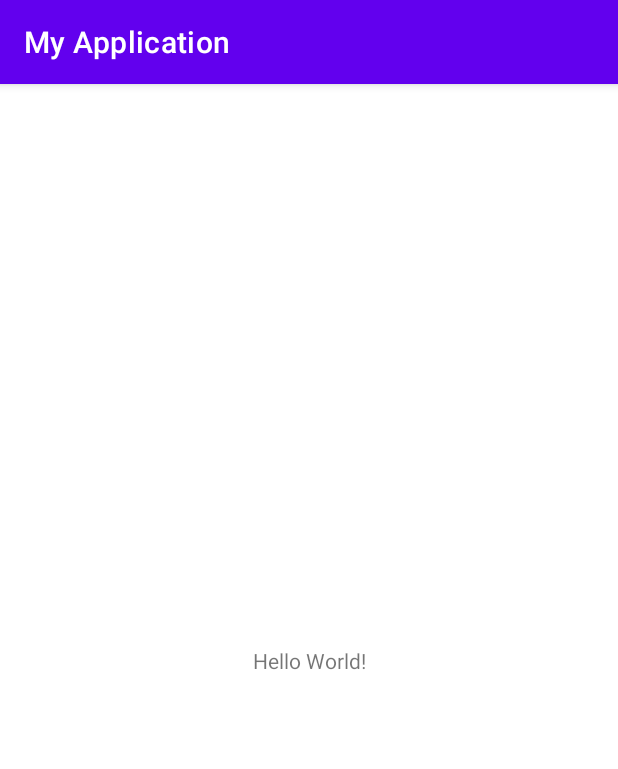
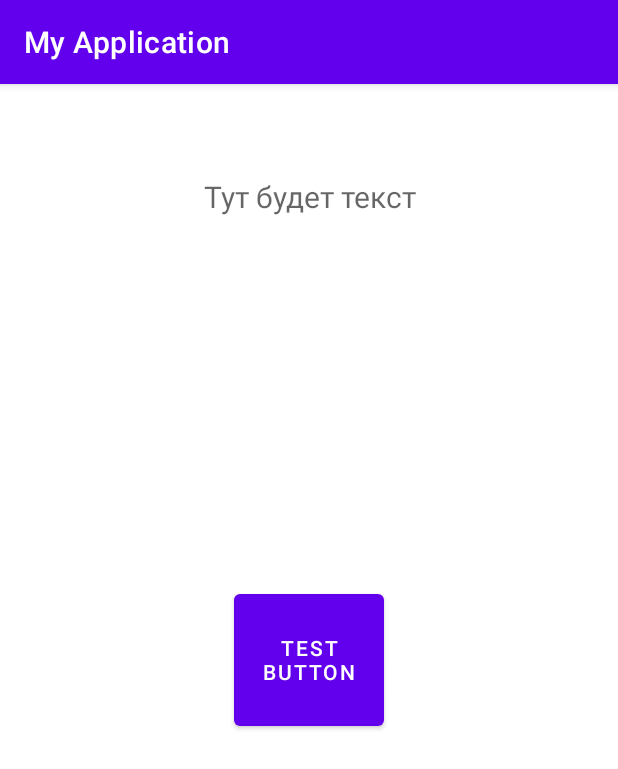
Before and after one commit to Nikita0093/Kotlin_lesson_1, an Android app: the screen it shows after launch (MainActivity), on a phone screen of 412 x 824 dp. Shown: the top 769 px of the screen. Run offline under Robolectric (Android 15) with nearby library versions, the phone set to English and light mode, and no system bars.

Commit message:
Урок 1 - добавили кнопку и повесли обработчик

```diff
--- a/app/src/main/java/com/example/myapplication/MainActivity.kt
+++ b/app/src/main/java/com/example/myapplication/MainActivity.kt
@@ -2,10 +2,29 @@ package com.example.myapplication
 
 import androidx.appcompat.app.AppCompatActivity
 import android.os.Bundle
+import android.widget.Button
+import android.widget.TextView
 
 class MainActivity : AppCompatActivity() {
+    var position: Boolean = true
+
     override fun onCreate(savedInstanceState: Bundle?) {
         super.onCreate(savedInstanceState)
         setContentView(R.layout.activity_main)
+
+        val textView: TextView = findViewById(R.id.testTextView)
+
+        val button: Button = findViewById(R.id.testButton);
+        button.setOnClickListener {
+
+            if (position) {
+                textView.text = "Добро пожаловать в Котлин"
+                position = false
+
+            } else {
+                textView.text = "Отвали, я уже все сказал"
+            }
+
+        }
     }
 }
--- a/app/src/main/res/layout/activity_main.xml
+++ b/app/src/main/res/layout/activity_main.xml
@@ -1,18 +1,30 @@
 <?xml version="1.0" encoding="utf-8"?>
-<androidx.constraintlayout.widget.ConstraintLayout xmlns:android="http://schemas.android.com/apk/res/android"
+<FrameLayout xmlns:android="http://schemas.android.com/apk/res/android"
     xmlns:app="http://schemas.android.com/apk/res-auto"
     xmlns:tools="http://schemas.android.com/tools"
     android:layout_width="match_parent"
     android:layout_height="match_parent"
     tools:context=".MainActivity">
 
+    <com.google.android.material.button.MaterialButton
+        android:id="@+id/testButton"
+        android:layout_width="100sp"
+        android:layout_height="100sp"
+        android:layout_gravity="center"
+        android:text="Test Button">
+
+    </com.google.android.material.button.MaterialButton>
+
     <TextView
-        android:layout_width="wrap_content"
-        android:layout_height="wrap_content"
-        android:text="Hello World!"
-        app:layout_constraintBottom_toBottomOf="parent"
-        app:layout_constraintLeft_toLeftOf="parent"
-        app:layout_constraintRight_toRightOf="parent"
-        app:layout_constraintTop_toTopOf="parent" />
+        android:id="@+id/testTextView"
+        android:layout_width="200sp"
+        android:layout_height="150sp"
+        android:layout_gravity="center|top"
+        android:gravity="center"
+        android:hint="Тут будет текст"
+        android:textSize="20sp">
 
-</androidx.constraintlayout.widget.ConstraintLayout>
+    </TextView>
+
+
+</FrameLayout>
```
